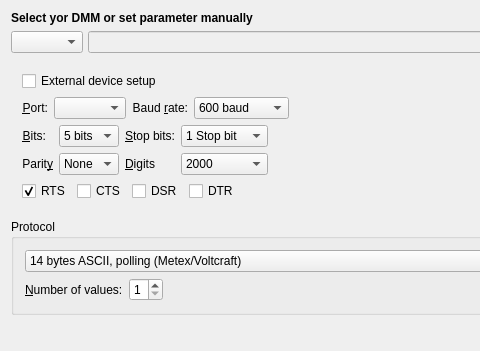
tuxmaster/QtDMM, file src/ui/uidmmprefs.ui: the form before one commit; both pictures show x 0 to 480 and y 0 to 351 of the 633 by 679 pixel window.
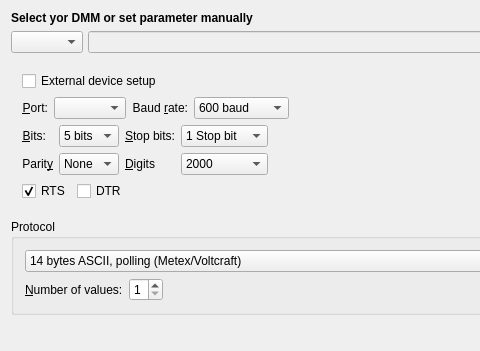
The form after the commit. Icons and pictures are not drawn. Custom widgets are drawn as their Qt base class.

```diff
--- a/src/ui/uidmmprefs.ui
+++ b/src/ui/uidmmprefs.ui
@@ -467,20 +467,6 @@
           </property>
          </widget>
         </item>
-        <item>
-         <widget class="QCheckBox" name="uicts">
-          <property name="text">
-           <string>CTS</string>
-          </property>
-         </widget>
-        </item>
-        <item>
-         <widget class="QCheckBox" name="uidsr">
-          <property name="text">
-           <string>DSR</string>
-          </property>
-         </widget>
-        </item>
         <item>
          <widget class="QCheckBox" name="uidtr">
           <property name="text">
```
